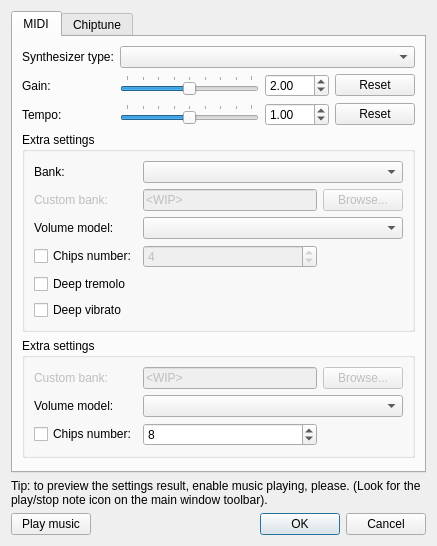
Qt form Editor/main_window/dock/custom_music_setup.ui (WohlSoft/Moondust-Project) before a commit.
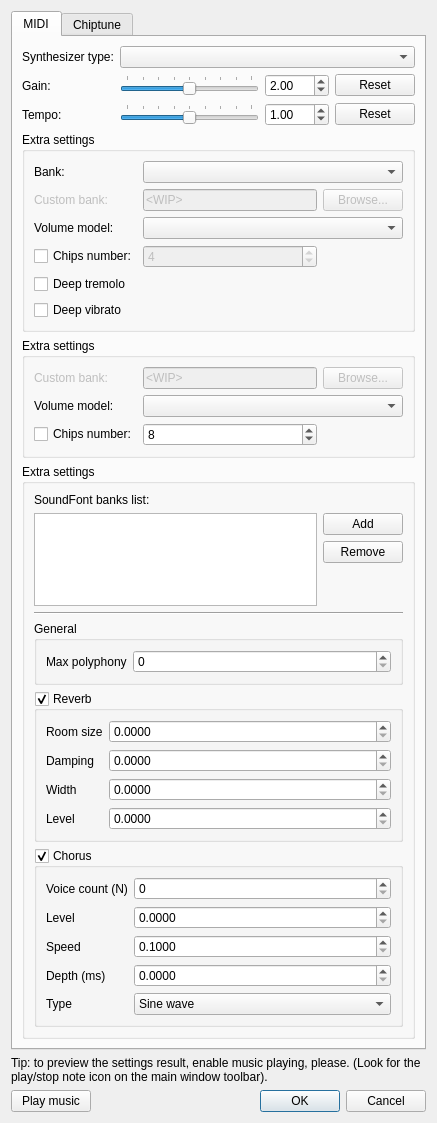
The same form after that commit. Icons and pictures are not drawn.

Commit message: Editor: Added a WIP UI for the FluidSynth backend

```diff
--- a/Editor/main_window/dock/custom_music_setup.ui
+++ b/Editor/main_window/dock/custom_music_setup.ui
@@ -6,8 +6,8 @@
    <rect>
     <x>0</x>
     <y>0</y>
-    <width>422</width>
-    <height>546</height>
+    <width>433</width>
+    <height>1123</height>
    </rect>
   </property>
   <property name="windowTitle">
@@ -48,48 +48,9 @@
        <string notr="true">MIDI</string>
       </attribute>
       <layout class="QGridLayout" name="gridLayout_6">
-       <item row="0" column="0">
-        <widget class="QLabel" name="label">
-         <property name="text">
-          <string>Synthesizer type:</string>
-         </property>
-        </widget>
-       </item>
        <item row="0" column="1" colspan="3">
         <widget class="QComboBox" name="midiSynth"/>
        </item>
-       <item row="1" column="0">
-        <widget class="QLabel" name="midiGainLabel">
-         <property name="text">
-          <string>Gain:</string>
-         </property>
-        </widget>
-       </item>
-       <item row="1" column="1">
-        <widget class="QSlider" name="midiGain">
-         <property name="minimumSize">
-          <size>
-           <width>139</width>
-           <height>0</height>
-          </size>
-         </property>
-         <property name="maximum">
-          <number>400</number>
-         </property>
-         <property name="value">
-          <number>200</number>
-         </property>
-         <property name="orientation">
-          <enum>Qt::Horizontal</enum>
-         </property>
-         <property name="tickPosition">
-          <enum>QSlider::TicksAbove</enum>
-         </property>
-         <property name="tickInterval">
-          <number>50</number>
-         </property>
-        </widget>
-       </item>
        <item row="1" column="2">
         <widget class="QDoubleSpinBox" name="midiGainAbs">
          <property name="singleStep">
@@ -100,71 +61,6 @@
          </property>
         </widget>
        </item>
-       <item row="1" column="3">
-        <widget class="QPushButton" name="midiGainReset">
-         <property name="text">
-          <string>Reset</string>
-         </property>
-        </widget>
-       </item>
-       <item row="2" column="0">
-        <widget class="QLabel" name="midiTempoLabel">
-         <property name="text">
-          <string>Tempo:</string>
-         </property>
-        </widget>
-       </item>
-       <item row="2" column="1">
-        <widget class="QSlider" name="midiTempo">
-         <property name="minimumSize">
-          <size>
-           <width>139</width>
-           <height>0</height>
-          </size>
-         </property>
-         <property name="minimum">
-          <number>1</number>
-         </property>
-         <property name="maximum">
-          <number>200</number>
-         </property>
-         <property name="value">
-          <number>100</number>
-         </property>
-         <property name="orientation">
-          <enum>Qt::Horizontal</enum>
-         </property>
-         <property name="tickPosition">
-          <enum>QSlider::TicksAbove</enum>
-         </property>
-         <property name="tickInterval">
-          <number>25</number>
-         </property>
-        </widget>
-       </item>
-       <item row="2" column="2">
-        <widget class="QDoubleSpinBox" name="midiTempoAbs">
-         <property name="minimum">
-          <double>0.010000000000000</double>
-         </property>
-         <property name="maximum">
-          <double>100.000000000000000</double>
-         </property>
-         <property name="singleStep">
-          <double>0.100000000000000</double>
-         </property>
-         <property name="value">
-          <double>1.000000000000000</double>
-         </property>
-        </widget>
-       </item>
-       <item row="2" column="3">
-        <widget class="QPushButton" name="midiTempoReset">
-         <property name="text">
-          <string>Reset</string>
-         </property>
-        </widget>
-       </item>
        <item row="3" column="0" colspan="4">
         <widget class="QGroupBox" name="midiSetupADL">
          <property name="title">
@@ -293,6 +189,71 @@
          </layout>
         </widget>
        </item>
+       <item row="0" column="0">
+        <widget class="QLabel" name="label">
+         <property name="text">
+          <string>Synthesizer type:</string>
+         </property>
+        </widget>
+       </item>
+       <item row="1" column="3">
+        <widget class="QPushButton" name="midiGainReset">
+         <property name="text">
+          <string>Reset</string>
+         </property>
+        </widget>
+       </item>
+       <item row="2" column="1">
+        <widget class="QSlider" name="midiTempo">
+         <property name="minimumSize">
+          <size>
+           <width>139</width>
+           <height>0</height>
+          </size>
+         </property>
+         <property name="minimum">
+          <number>1</number>
+         </property>
+         <property name="maximum">
+          <number>200</number>
+         </property>
+         <property name="value">
+          <number>100</number>
+         </property>
+         <property name="orientation">
+          <enum>Qt::Horizontal</enum>
+         </property>
+         <property name="tickPosition">
+          <enum>QSlider::TicksAbove</enum>
+         </property>
+         <property name="tickInterval">
+          <number>25</number>
+         </property>
+        </widget>
+       </item>
+       <item row="2" column="2">
+        <widget class="QDoubleSpinBox" name="midiTempoAbs">
+         <property name="minimum">
+          <double>0.010000000000000</double>
+         </property>
+         <property name="maximum">
+          <double>100.000000000000000</double>
+         </property>
+         <property name="singleStep">
+          <double>0.100000000000000</double>
+         </property>
+         <property name="value">
+          <double>1.000000000000000</double>
+         </property>
+        </widget>
+       </item>
+       <item row="2" column="3">
+        <widget class="QPushButton" name="midiTempoReset">
+         <property name="text">
+          <string>Reset</string>
+         </property>
+        </widget>
+       </item>
        <item row="4" column="0" colspan="4">
         <widget class="QGroupBox" name="midiSetupOPN">
          <property name="title">
@@ -375,6 +336,31 @@
          </layout>
         </widget>
        </item>
+       <item row="1" column="1">
+        <widget class="QSlider" name="midiGain">
+         <property name="minimumSize">
+          <size>
+           <width>139</width>
+           <height>0</height>
+          </size>
+         </property>
+         <property name="maximum">
+          <number>400</number>
+         </property>
+         <property name="value">
+          <number>200</number>
+         </property>
+         <property name="orientation">
+          <enum>Qt::Horizontal</enum>
+         </property>
+         <property name="tickPosition">
+          <enum>QSlider::TicksAbove</enum>
+         </property>
+         <property name="tickInterval">
+          <number>50</number>
+         </property>
+        </widget>
+       </item>
        <item row="5" column="0" colspan="4">
         <spacer name="verticalSpacer">
          <property name="orientation">
@@ -388,6 +374,299 @@
          </property>
         </spacer>
        </item>
+       <item row="1" column="0">
+        <widget class="QLabel" name="midiGainLabel">
+         <property name="text">
+          <string>Gain:</string>
+         </property>
+        </widget>
+       </item>
+       <item row="2" column="0">
+        <widget class="QLabel" name="midiTempoLabel">
+         <property name="text">
+          <string>Tempo:</string>
+         </property>
+        </widget>
+       </item>
+       <item row="6" column="0" colspan="4">
+        <widget class="QGroupBox" name="midiSetupFluid">
+         <property name="title">
+          <string>Extra settings</string>
+         </property>
+         <layout class="QGridLayout" name="gridLayout_7" columnstretch="0,0">
+          <property name="sizeConstraint">
+           <enum>QLayout::SetMinimumSize</enum>
+          </property>
+          <item row="2" column="1">
+           <widget class="QPushButton" name="midiFluidSFRemove">
+            <property name="text">
+             <string>Remove</string>
+            </property>
+           </widget>
+          </item>
+          <item row="5" column="0" colspan="2">
+           <widget class="QGroupBox" name="fluidGeneral">
+            <property name="title">
+             <string comment="FluidSynth general options group">General</string>
+            </property>
+            <layout class="QGridLayout" name="gridLayout_8" columnstretch="0,10">
+             <item row="0" column="0">
+              <widget class="QLabel" name="label_15">
+               <property name="text">
+                <string comment="FluidSynth option">Max polyphony</string>
+               </property>
+              </widget>
+             </item>
+             <item row="0" column="1">
+              <widget class="QSpinBox" name="midiFluid"/>
+             </item>
+            </layout>
+           </widget>
+          </item>
+          <item row="3" column="1">
+           <spacer name="verticalSpacer_3">
+            <property name="orientation">
+             <enum>Qt::Vertical</enum>
+            </property>
+            <property name="sizeHint" stdset="0">
+             <size>
+              <width>20</width>
+              <height>40</height>
+             </size>
+            </property>
+           </spacer>
+          </item>
+          <item row="4" column="0" colspan="2">
+           <widget class="Line" name="line">
+            <property name="orientation">
+             <enum>Qt::Horizontal</enum>
+            </property>
+           </widget>
+          </item>
+          <item row="0" column="0" colspan="2">
+           <widget class="QLabel" name="label_2">
+            <property name="text">
+             <string>SoundFont banks list:</string>
+            </property>
+           </widget>
+          </item>
+          <item row="1" column="1">
+           <widget class="QPushButton" name="midiFluidSFAdd">
+            <property name="text">
+             <string>Add</string>
+            </property>
+           </widget>
+          </item>
+          <item row="1" column="0" rowspan="3">
+           <widget class="QListWidget" name="midiFluidSFList"/>
+          </item>
+          <item row="6" column="0" colspan="2">
+           <widget class="QGroupBox" name="midiFluidReverb">
+            <property name="title">
+             <string comment="FluidSynth option">Reverb</string>
+            </property>
+            <property name="checkable">
+             <bool>true</bool>
+            </property>
+            <layout class="QGridLayout" name="gridLayout" columnstretch="0,10">
+             <property name="sizeConstraint">
+              <enum>QLayout::SetMinimumSize</enum>
+             </property>
+             <item row="0" column="0">
+              <widget class="QLabel" name="label_4">
+               <property name="text">
+                <string comment="FluidSynth: Reverb effect option">Room size</string>
+               </property>
+              </widget>
+             </item>
+             <item row="1" column="1">
+              <widget class="QDoubleSpinBox" name="midiFluidRD">
+               <property name="decimals">
+                <number>4</number>
+               </property>
+               <property name="maximum">
+                <double>1.000000000000000</double>
+               </property>
+               <property name="singleStep">
+                <double>0.010000000000000</double>
+               </property>
+              </widget>
+             </item>
+             <item row="1" column="0">
+              <widget class="QLabel" name="label_5">
+               <property name="text">
+                <string comment="FluidSynth: Reverb effect option">Damping</string>
+               </property>
+              </widget>
+             </item>
+             <item row="2" column="0">
+              <widget class="QLabel" name="label_13">
+               <property name="text">
+                <string comment="FluidSynth: Reverb effect option">Width</string>
+               </property>
+              </widget>
+             </item>
+             <item row="2" column="1">
+              <widget class="QDoubleSpinBox" name="midiFluidRW">
+               <property name="decimals">
+                <number>4</number>
+               </property>
+               <property name="maximum">
+                <double>100.000000000000000</double>
+               </property>
+               <property name="singleStep">
+                <double>0.100000000000000</double>
+               </property>
+              </widget>
+             </item>
+             <item row="0" column="1">
+              <widget class="QDoubleSpinBox" name="midiFluidRR">
+               <property name="decimals">
+                <number>4</number>
+               </property>
+               <property name="maximum">
+                <double>1.000000000000000</double>
+               </property>
+               <property name="singleStep">
+                <double>0.010000000000000</double>
+               </property>
+              </widget>
+             </item>
+             <item row="3" column="0">
+              <widget class="QLabel" name="label_14">
+               <property name="text">
+                <string comment="FluidSynth: Reverb effect option">Level</string>
+               </property>
+              </widget>
+             </item>
+             <item row="3" column="1">
+              <widget class="QDoubleSpinBox" name="midiFluidRL">
+               <property name="decimals">
+                <number>4</number>
+               </property>
+               <property name="maximum">
+                <double>1.000000000000000</double>
+               </property>
+               <property name="singleStep">
+                <double>0.010000000000000</double>
+               </property>
+              </widget>
+             </item>
+            </layout>
+           </widget>
+          </item>
+          <item row="7" column="0" colspan="2">
+           <widget class="QGroupBox" name="groupBox_2">
+            <property name="title">
+             <string comment="FluidSynth option">Chorus</string>
+            </property>
+            <property name="checkable">
+             <bool>true</bool>
+            </property>
+            <layout class="QGridLayout" name="gridLayout_9" columnstretch="0,10">
+             <item row="0" column="1">
+              <widget class="QSpinBox" name="fluidChorusNR"/>
+             </item>
+             <item row="1" column="0">
+              <widget class="QLabel" name="label_16">
+               <property name="text">
+                <string comment="FluidSynth: Chorus effect option">Level</string>
+               </property>
+              </widget>
+             </item>
+             <item row="2" column="0">
+              <widget class="QLabel" name="label_18">
+               <property name="text">
+                <string comment="FluidSynth: Chorus effect option">Speed</string>
+               </property>
+              </widget>
+             </item>
+             <item row="2" column="1">
+              <widget class="QDoubleSpinBox" name="midiFluidCS">
+               <property name="decimals">
+                <number>4</number>
+               </property>
+               <property name="minimum">
+                <double>0.100000000000000</double>
+               </property>
+               <property name="maximum">
+                <double>5.000000000000000</double>
+               </property>
+               <property name="singleStep">
+                <double>0.100000000000000</double>
+               </property>
+              </widget>
+             </item>
+             <item row="1" column="1">
+              <widget class="QDoubleSpinBox" name="midiFluidCL">
+               <property name="decimals">
+                <number>4</number>
+               </property>
+               <property name="maximum">
+                <double>10.000000000000000</double>
+               </property>
+               <property name="singleStep">
+                <double>0.100000000000000</double>
+               </property>
+              </widget>
+             </item>
+             <item row="3" column="0">
+              <widget class="QLabel" name="label_19">
+               <property name="text">
+                <string comment="FluidSynth: Chorus effect option">Depth (ms)</string>
+               </property>
+              </widget>
+             </item>
+             <item row="0" column="0">
+              <widget class="QLabel" name="label_17">
+               <property name="text">
+                <string comment="FluidSynth: Chorus effect option">Voice count (N)</string>
+               </property>
+              </widget>
+             </item>
+             <item row="3" column="1">
+              <widget class="QDoubleSpinBox" name="midiFluidCD">
+               <property name="decimals">
+                <number>4</number>
+               </property>
+               <property name="minimum">
+                <double>0.000000000000000</double>
+               </property>
+               <property name="maximum">
+                <double>21.000000000000000</double>
+               </property>
+               <property name="singleStep">
+                <double>0.100000000000000</double>
+               </property>
+              </widget>
+             </item>
+             <item row="4" column="0">
+              <widget class="QLabel" name="label_20">
+               <property name="text">
+                <string comment="FluidSynth: Chorus effect option">Type</string>
+               </property>
+              </widget>
+             </item>
+             <item row="4" column="1">
+              <widget class="QComboBox" name="midiFluidCT">
+               <item>
+                <property name="text">
+                 <string comment="FluidSynth: Chorus modulation waveform type.">Sine wave</string>
+                </property>
+               </item>
+               <item>
+                <property name="text">
+                 <string comment="FluidSynth: Chorus modulation waveform type.">Triangle wave</string>
+                </property>
+               </item>
+              </widget>
+             </item>
+            </layout>
+           </widget>
+          </item>
+         </layout>
+        </widget>
+       </item>
       </layout>
      </widget>
      <widget class="QWidget" name="tabChiptune">
```
The commit also changes 1 other file.
